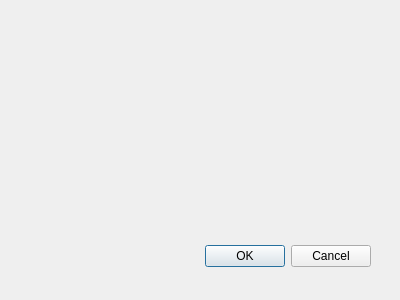
The window that FilmManager/modifyseriedialog.ui (Zachaly/Jipp_Projekt_ZS_NS) describes before a commit, drawn with Qt 5.
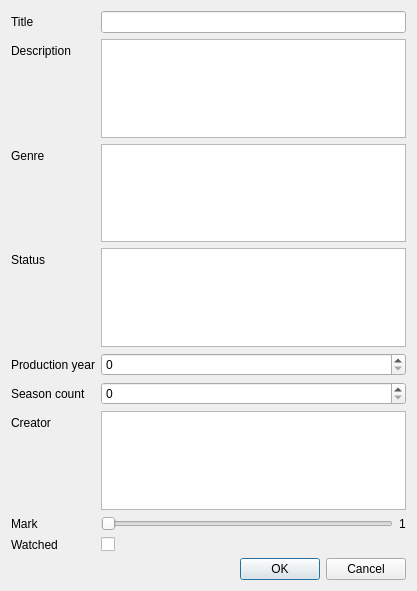
The same window after the commit.

The edit to the form file:
```diff
--- a/FilmManager/modifyseriedialog.ui
+++ b/FilmManager/modifyseriedialog.ui
@@ -6,29 +6,138 @@
    <rect>
     <x>0</x>
     <y>0</y>
-    <width>400</width>
-    <height>300</height>
+    <width>417</width>
+    <height>591</height>
    </rect>
   </property>
   <property name="windowTitle">
    <string>Dialog</string>
   </property>
-  <widget class="QDialogButtonBox" name="buttonBox">
-   <property name="geometry">
-    <rect>
-     <x>30</x>
-     <y>240</y>
-     <width>341</width>
-     <height>32</height>
-    </rect>
-   </property>
-   <property name="orientation">
-    <enum>Qt::Orientation::Horizontal</enum>
-   </property>
-   <property name="standardButtons">
-    <set>QDialogButtonBox::StandardButton::Cancel|QDialogButtonBox::StandardButton::Ok</set>
-   </property>
-  </widget>
+  <layout class="QVBoxLayout" name="verticalLayout">
+   <item>
+    <layout class="QFormLayout" name="formLayout">
+     <item row="0" column="0">
+      <widget class="QLabel" name="titleLabel">
+       <property name="text">
+        <string>Title</string>
+       </property>
+      </widget>
+     </item>
+     <item row="0" column="1">
+      <widget class="QLineEdit" name="titleEdit"/>
+     </item>
+     <item row="1" column="0">
+      <widget class="QLabel" name="descriptionLabel">
+       <property name="text">
+        <string>Description</string>
+       </property>
+      </widget>
+     </item>
+     <item row="1" column="1">
+      <widget class="QTextEdit" name="descriptionTextEdit"/>
+     </item>
+     <item row="2" column="0">
+      <widget class="QLabel" name="genreLabel">
+       <property name="text">
+        <string>Genre</string>
+       </property>
+      </widget>
+     </item>
+     <item row="2" column="1">
+      <widget class="QListWidget" name="genreList"/>
+     </item>
+     <item row="3" column="0">
+      <widget class="QLabel" name="statusLabel">
+       <property name="text">
+        <string>Status</string>
+       </property>
+      </widget>
+     </item>
+     <item row="3" column="1">
+      <widget class="QListWidget" name="statusList"/>
+     </item>
+     <item row="4" column="0">
+      <widget class="QLabel" name="productionuYearLabel">
+       <property name="text">
+        <string>Production year</string>
+       </property>
+      </widget>
+     </item>
+     <item row="4" column="1">
+      <widget class="QSpinBox" name="productionYearSpinBox"/>
+     </item>
+     <item row="5" column="0">
+      <widget class="QLabel" name="seasonCountLabel">
+       <property name="text">
+        <string>Season count</string>
+       </property>
+      </widget>
+     </item>
+     <item row="5" column="1">
+      <widget class="QSpinBox" name="seasonCountSpinBox"/>
+     </item>
+     <item row="6" column="0">
+      <widget class="QLabel" name="creatorLabel">
+       <property name="text">
+        <string>Creator</string>
+       </property>
+      </widget>
+     </item>
+     <item row="6" column="1">
+      <widget class="QListWidget" name="creatorList"/>
+     </item>
+     <item row="7" column="0">
+      <widget class="QLabel" name="markLabel">
+       <property name="text">
+        <string>Mark</string>
+       </property>
+      </widget>
+     </item>
+     <item row="9" column="0">
+      <widget class="QLabel" name="watchedLabel">
+       <property name="text">
+        <string>Watched</string>
+       </property>
+      </widget>
+     </item>
+     <item row="9" column="1">
+      <widget class="QCheckBox" name="watchedCheckBox">
+       <property name="text">
+        <string/>
+       </property>
+      </widget>
+     </item>
+     <item row="7" column="1">
+      <layout class="QHBoxLayout" name="sliderLayout">
+       <item>
+        <widget class="QSlider" name="markSlider">
+         <property name="orientation">
+          <enum>Qt::Orientation::Horizontal</enum>
+         </property>
+        </widget>
+       </item>
+       <item>
+        <widget class="QLabel" name="markValueLabel">
+         <property name="text">
+          <string>1</string>
+         </property>
+        </widget>
+       </item>
+      </layout>
+     </item>
+    </layout>
+   </item>
+   <item>
+    <widget class="QDialogButtonBox" name="buttonBox">
+     <property name="orientation">
+      <enum>Qt::Orientation::Horizontal</enum>
+     </property>
+     <property name="standardButtons">
+      <set>QDialogButtonBox::StandardButton::Cancel|QDialogButtonBox::StandardButton::Ok</set>
+     </property>
+    </widget>
+   </item>
+  </layout>
  </widget>
  <resources/>
  <connections>
```
